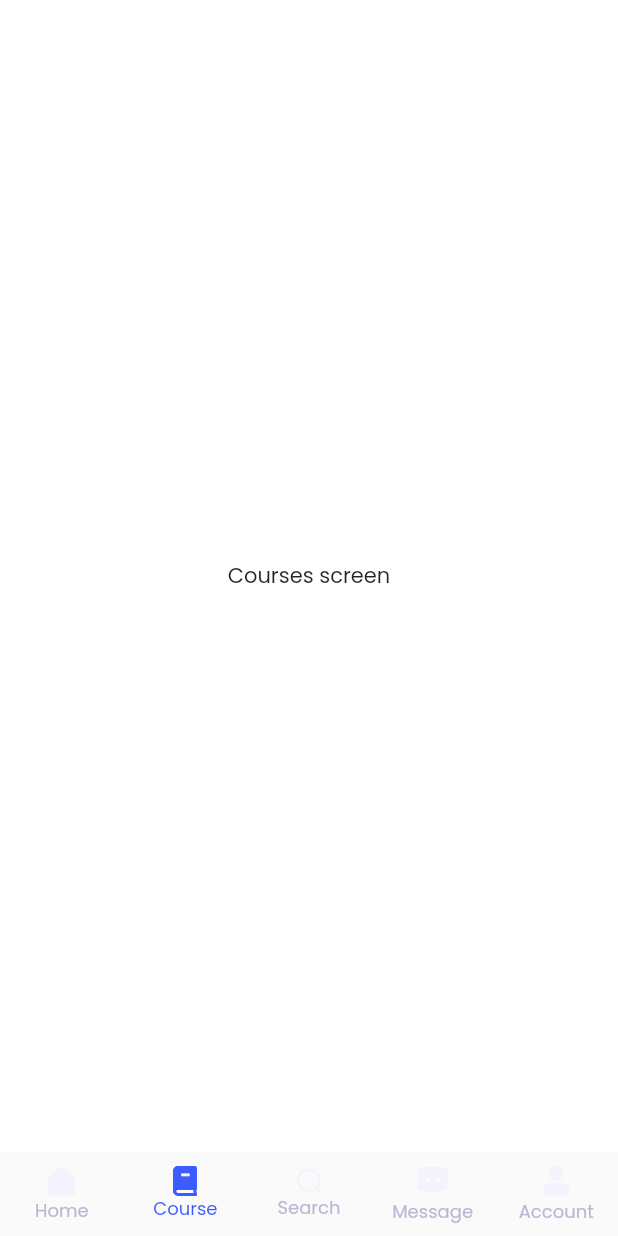
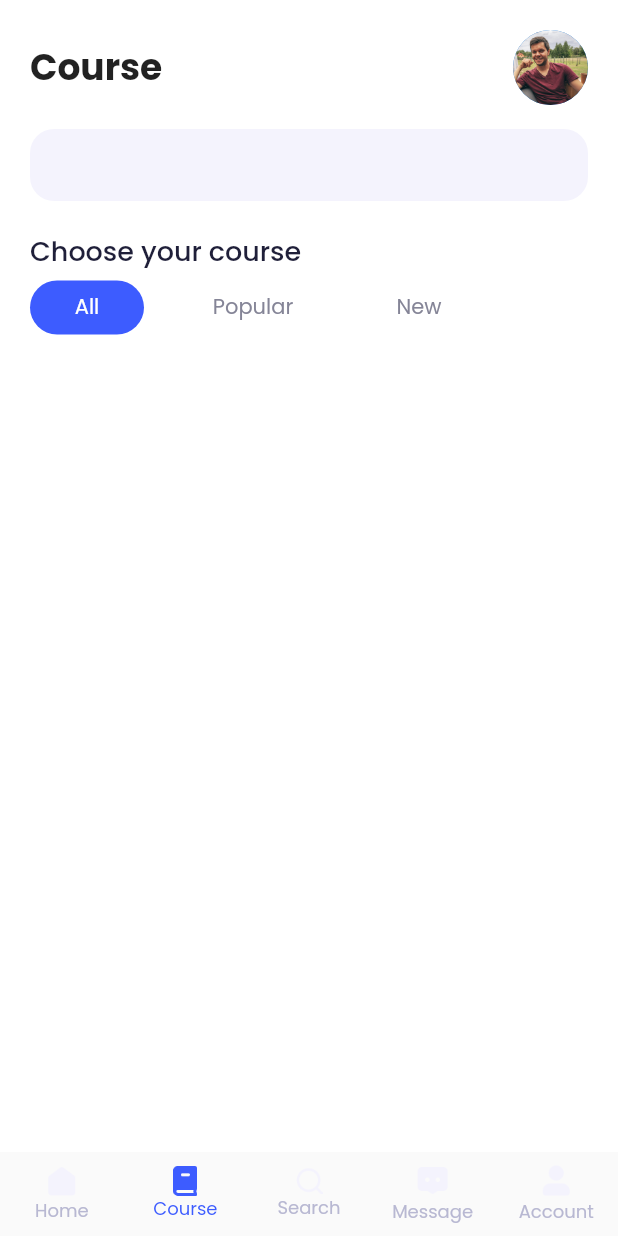
Before and after one commit to berzinsk/online_learning, a Flutter app: the screen it shows after launch, on a phone screen of 412 x 824 dp. Run offline on Flutter 3.47's test engine with Material 2 defaults, Android fonts, the phone set to English and light mode, and no system bars; our stand-ins replace google_fonts.

Commit message:
Add course model / add UI for course filter row

```diff
--- /dev/null
+++ b/lib/model/course.dart
@@ -0,0 +1,15 @@
+class Course {
+  final String name;
+  final String author;
+  final double price;
+  final int durationInHours;
+  final String categoryName;
+
+  const Course({
+    required this.name,
+    required this.author,
+    required this.price,
+    required this.durationInHours,
+    required this.categoryName,
+  });
+}
--- /dev/null
+++ b/lib/resources/data/demo_courses.dart
@@ -0,0 +1,11 @@
+import '../../model/course.dart';
+
+const List<Course> demoCourses = [
+  Course(
+    name: 'Product Design v1.0',
+    author: 'Robertson Connine',
+    price: 190,
+    durationInHours: 16,
+    categoryName: 'Design',
+  ),
+];
--- a/lib/screens/courses.dart
+++ b/lib/screens/courses.dart
@@ -1,12 +1,165 @@
 import 'package:flutter/material.dart';
+import 'package:online_learning/resources/constants/colors.dart';
 
-class Courses extends StatelessWidget {
+import '../model/course.dart';
+import '../resources/data/demo_courses.dart';
+
+class Courses extends StatefulWidget {
   const Courses({Key? key}) : super(key: key);
+  final List<Course> _allCourses = demoCourses;
+
+  @override
+  State<Courses> createState() => _CoursesState();
+}
+
+class _CoursesState extends State<Courses> {
+  List<Course> _displayedCourses = [];
+  int _selectedFilterIndex = 0;
+
+  @override
+  void initState() {
+    _displayedCourses = widget._allCourses;
+
+    super.initState();
+  }
+
+  void onFilterSelected(int index) {
+    setState(() {
+      _selectedFilterIndex = index;
+    });
+  }
 
   @override
   Widget build(BuildContext context) {
-    return const Center(
-      child: Text('Courses screen'),
+    return SafeArea(
+      child: Padding(
+        padding: const EdgeInsets.fromLTRB(20, 20, 20, 0),
+        child: Column(
+          crossAxisAlignment: CrossAxisAlignment.start,
+          children: [
+            Row(
+              mainAxisAlignment: MainAxisAlignment.spaceBetween,
+              children: [
+                Text(
+                  'Course',
+                  style: Theme.of(context).textTheme.titleLarge,
+                ),
+                const CircleAvatar(
+                  backgroundImage:
+                      AssetImage('asset/images/profile_picture.jpeg'),
+                  maxRadius: 25,
+                ),
+              ],
+            ),
+            Padding(
+              padding: const EdgeInsets.only(top: 16, bottom: 20),
+              child: Container(
+                decoration: BoxDecoration(
+                  borderRadius: BorderRadius.circular(16),
+                  color: AppColors.kSecondaryGray,
+                ),
+                height: 48,
+              ),
+            ),
+            Text(
+              'Choose your course',
+              style: Theme.of(context)
+                  .textTheme
+                  .headlineLarge
+                  ?.copyWith(color: AppColors.kDarkBlue),
+            ),
+            CourseFilterRow(
+              selectedFilterIndex: _selectedFilterIndex,
+              onFilterSelected: onFilterSelected,
+            ),
+          ],
+        ),
+      ),
     );
   }
 }
+
+class CourseFilterRow extends StatelessWidget {
+  final int selectedFilterIndex;
+  final void Function(int index) onFilterSelected;
+
+  const CourseFilterRow({
+    Key? key,
+    required this.selectedFilterIndex,
+    required this.onFilterSelected,
+  }) : super(key: key);
+
+  void onCourseFilterItemPress(int index) {
+    onFilterSelected(index);
+  }
+
+  @override
+  Widget build(BuildContext context) {
+    return Row(
+      mainAxisAlignment: MainAxisAlignment.spaceBetween,
+      children: [
+        CourseFilterRowItem(
+          buttonIndex: 0,
+          title: 'All',
+          onButtonPress: onCourseFilterItemPress,
+          isSelected: selectedFilterIndex == 0,
+        ),
+        CourseFilterRowItem(
+          title: 'Popular',
+          onButtonPress: onCourseFilterItemPress,
+          buttonIndex: 1,
+          isSelected: selectedFilterIndex == 1,
+        ),
+        CourseFilterRowItem(
+          title: 'New',
+          onButtonPress: onCourseFilterItemPress,
+          buttonIndex: 2,
+          isSelected: selectedFilterIndex == 2,
+        ),
+        const SizedBox(width: 40),
+      ],
+    );
+  }
+}
+
+class CourseFilterRowItem extends StatelessWidget {
+  final bool isSelected;
+  final int buttonIndex;
+  final String title;
+  final void Function(int index) onButtonPress;
+
+  const CourseFilterRowItem({
+    Key? key,
+    required this.buttonIndex,
+    required this.title,
+    required this.onButtonPress,
+    this.isSelected = false,
+  }) : super(key: key);
+
+  @override
+  Widget build(BuildContext context) {
+    return SizedBox(
+      width: 76,
+      child: OutlinedButton(
+        style: OutlinedButton.styleFrom(
+          padding: EdgeInsets.zero,
+          backgroundColor:
+              isSelected ? AppColors.kPrimaryBlue : Colors.transparent,
+          splashFactory: NoSplash.splashFactory,
+          shape: RoundedRectangleBorder(
+            borderRadius: BorderRadius.circular(32),
+          ),
+          side: const BorderSide(color: Colors.transparent),
+        ),
+        onPressed: () {
+          onButtonPress(buttonIndex);
+        },
+        child: Text(
+          title,
+          style: Theme.of(context).textTheme.bodyMedium?.copyWith(
+              color: isSelected ? Colors.white : AppColors.kPrimaryTextGray),
+        ),
+      ),
+    );
+  }
+}
```
